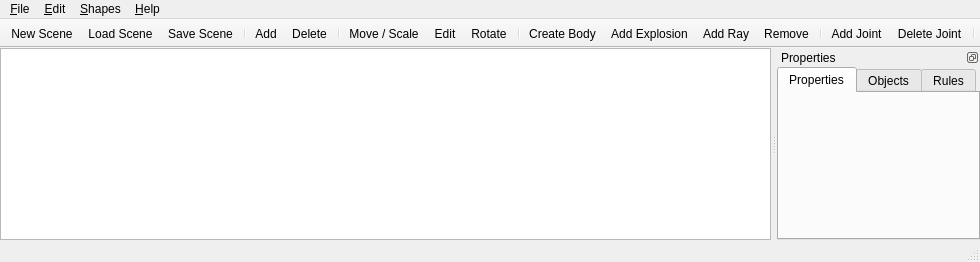
folibis/physalis, file ui/MainWindow.ui: the form before one commit.
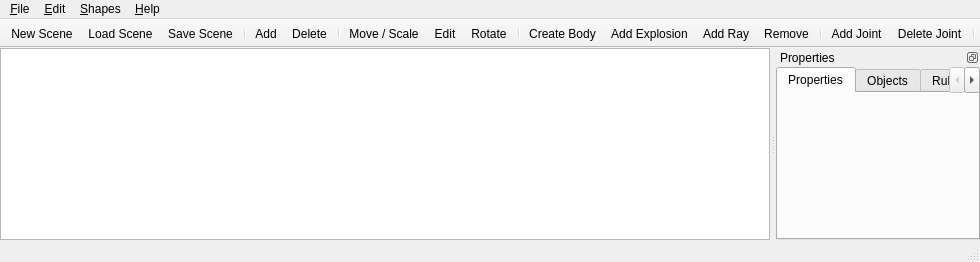
The form after the commit. Icons and pictures are not drawn. Custom widgets are drawn as their Qt base class.

Commit message: add variables into all layers

The edit to the form file:
```diff
--- a/ui/MainWindow.ui
+++ b/ui/MainWindow.ui
@@ -198,6 +198,11 @@
          <string>Rules</string>
         </attribute>
        </widget>
+       <widget class="VariablesPanel" name="variablesPanel">
+        <attribute name="title">
+         <string>Variables</string>
+        </attribute>
+       </widget>
       </widget>
      </item>
     </layout>
@@ -569,6 +574,12 @@
    <header>RulesPanel.h</header>
    <container>1</container>
   </customwidget>
+  <customwidget>
+   <class>VariablesPanel</class>
+   <extends>QWidget</extends>
+   <header>VariablesPanel.h</header>
+   <container>1</container>
+  </customwidget>
  </customwidgets>
  <resources>
   <include location="../resources/icons.qrc"/>
```
The commit also changes 17 other files.
